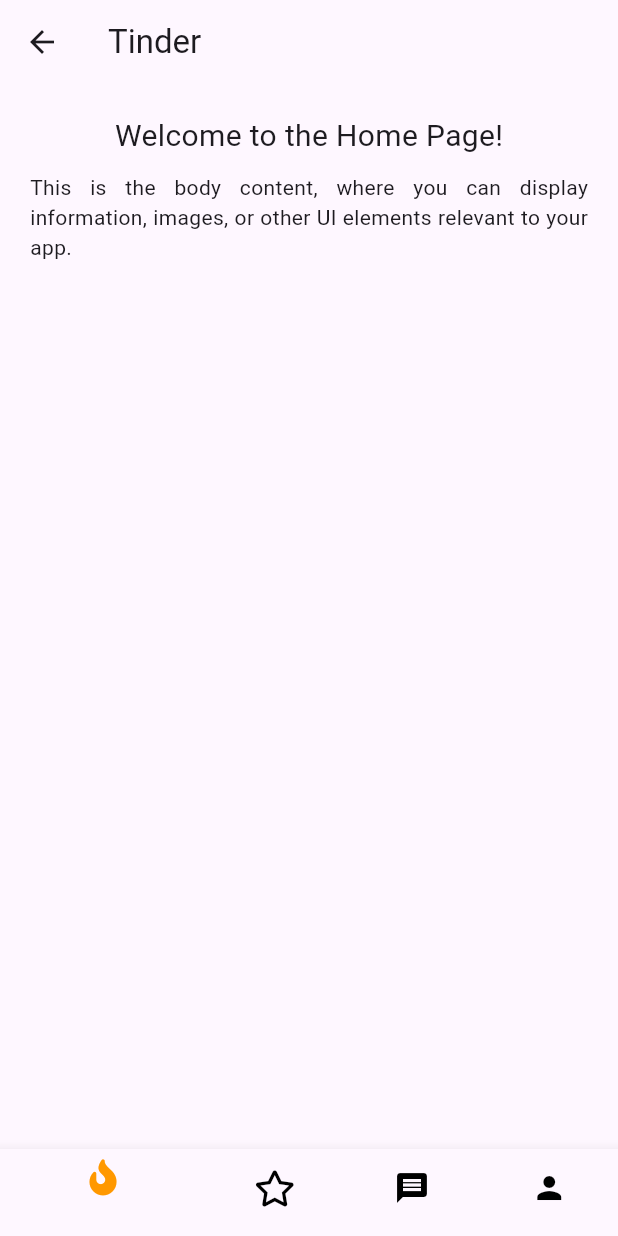
After one commit to Vivekjoshi11/mapp, a Flutter app: the HomePage screen opened directly, on a phone screen of 412 x 824 dp. The commit adds this screen. Run offline on Flutter 3.47's test engine with Material 2 defaults, Android fonts, the phone set to English and light mode, and no system bars; our stand-ins replace font_awesome_flutter.

Commit message:
home, log in page and routes page

```diff
--- /dev/null
+++ b/lib/home.dart
@@ -0,0 +1,42 @@
+import 'package:flutter/material.dart';
+import 'package:font_awesome_flutter/font_awesome_flutter.dart';
+
+class HomePage extends StatelessWidget {
+  const HomePage({super.key});
+
+  @override
+  Widget build(BuildContext context) {
+    return Scaffold(
+      appBar: AppBar(
+        title: const Text('Tinder'),
+      ),
+      body: const Padding(
+        padding: EdgeInsets.all(20.0),
+        child: Column(
+          children: [
+            Text(
+              'Welcome to the Home Page!',
+              style: TextStyle(fontSize: 20.0),
+            ),
+            SizedBox(height: 10.0),
+            Text(
+              'This is the body content, where you can display information, images, or other UI elements relevant to your app.',
+              textAlign: TextAlign.justify,
+            ),
+          ],
+        ),
+      ),
+      bottomNavigationBar: BottomNavigationBar(
+        items: const [
+          BottomNavigationBarItem(icon: FaIcon(FontAwesomeIcons.fire, color: Colors.orange), label: 'matches'),
+          BottomNavigationBarItem(icon: FaIcon(FontAwesomeIcons.star, color: Colors.black), label: 'star'),
+          BottomNavigationBarItem(icon: Icon(Icons.message, color: Colors.black), label: 'Profile'),
+          BottomNavigationBarItem(icon: Icon(Icons.person, color: Colors.black), label: 'Profile'),
+        ],
+        onTap: (index) {
+          print("Selected Index: $index");
+        },
+      ),
+    );
+  }
+}
--- a/lib/main.dart
+++ b/lib/main.dart
@@ -65,7 +65,7 @@ class _MyHomePageState extends State<MyHomePage> {
     });
     Navigator.push(
   context,
-  MaterialPageRoute(builder: (context) => log_in()),
+  MaterialPageRoute(builder: (context) => const log_in()),
 );
   }
 
--- /dev/null
+++ b/lib/utils/routes.dart
@@ -0,0 +1,4 @@
+class Myroutes{
+  static String loginRoute = "/login";
+  static String homeRoute = "/HomePage";
+}
--- a/pubspec.yaml
+++ b/pubspec.yaml
@@ -35,6 +35,7 @@ dependencies:
   # The following adds the Cupertino Icons font to your application.
   # Use with the CupertinoIcons class for iOS style icons.
   cupertino_icons: ^1.0.2
+  font_awesome_flutter: ^9.2.0
 
 dev_dependencies:
   flutter_test:
```
Also changed, not shown: lib/log_in.dart (+8 -1 lines), pubspec.lock.
